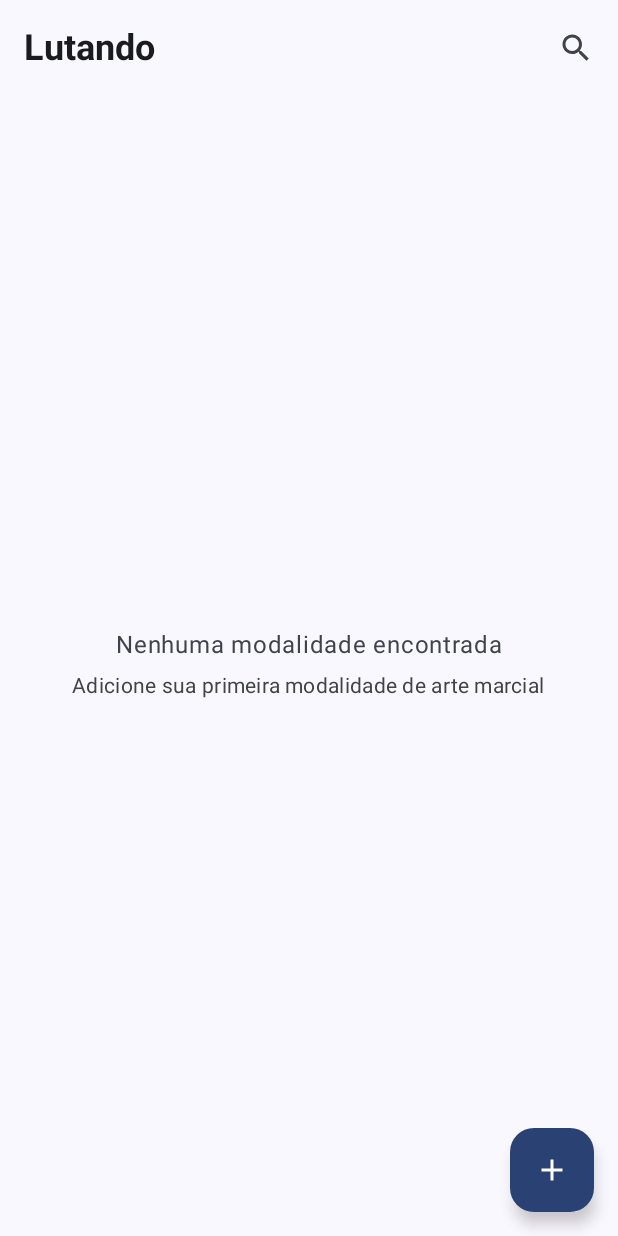
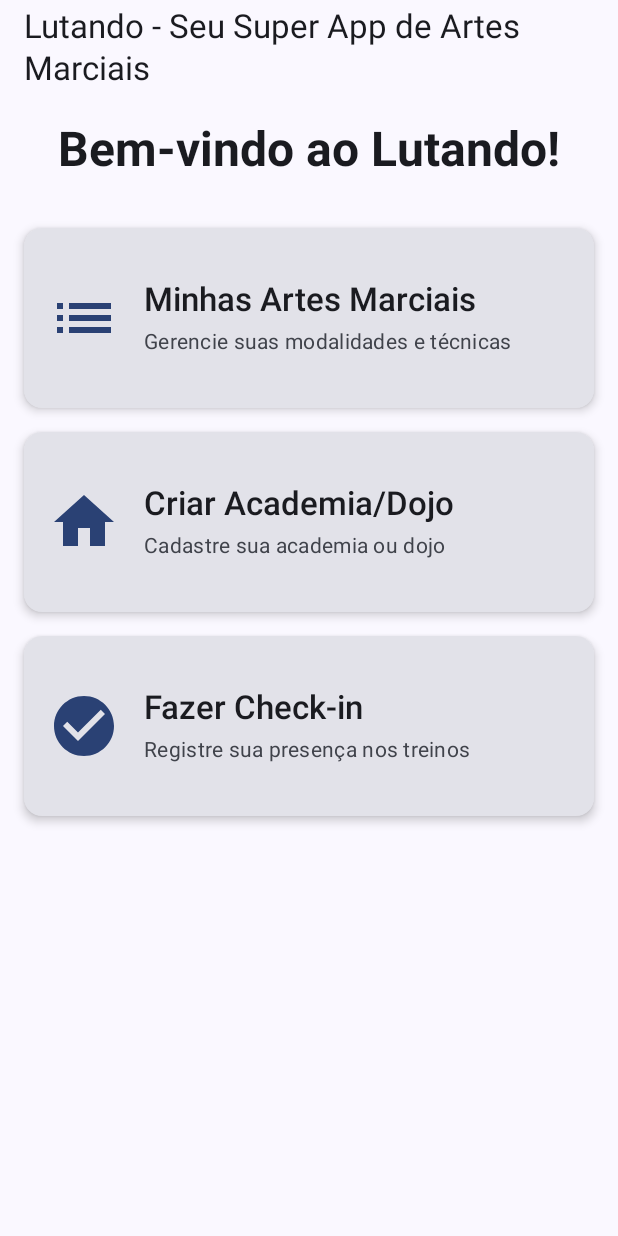
Before and after one commit to valdir-silva/Lutando, an Android app built with Jetpack Compose: the HomeScreen screen opened through its navigation route, on a phone screen of 412 x 824 dp. Run offline under Robolectric (Android 15) with nearby library versions, the phone set to English and light mode, and no system bars; our stand-ins replace Firebase (no records; nobody signed in at launch, a user with empty details on screens opened directly).

Commit message:
feat: Implementa tela inicial dashboard e refatora lista de artes marciais\n\n- Cria nova HomeScreen para dashboard com cards de ação.\n- Move e refatora antiga HomeScreen para MartialArtsListScreen.\n- Atualiza rotas de navegação (NavRoutes.kt) e navegação principal (LutandoNavigation.kt).\n- Integra busca de dados na MartialArtsListScreen usando MartialArtsListViewModel e Koin.\n- Corrige erros de compilação relacionados a importações e referências.

```diff
--- a/app/src/main/java/com/alunando/lutando/di/KoinModule.kt
+++ b/app/src/main/java/com/alunando/lutando/di/KoinModule.kt
@@ -33,6 +33,7 @@ import com.alunando.lutando.presentation.screens.martial_art_detail.MartialArtDe
 import com.alunando.lutando.presentation.screens.martial_art_form.MartialArtFormViewModel
 import com.alunando.lutando.presentation.screens.technique_detail.TechniqueDetailViewModel
 import com.alunando.lutando.presentation.screens.technique_form.TechniqueFormViewModel
+import com.alunando.lutando.presentation.screens.martial_arts_list.MartialArtsListViewModel
 import com.google.firebase.auth.FirebaseAuth
 import com.google.firebase.firestore.FirebaseFirestore
 import kotlinx.coroutines.CoroutineScope
@@ -87,6 +88,7 @@ val appModule = module {
     viewModel { TechniqueDetailViewModel(get(), get(), get(), get(), get(), get(), get(), get()) }
     viewModel { TechniqueFormViewModel(get(), get(), get(), get()) }
     viewModel { MartialArtFormViewModel(get()) }
+    viewModel { MartialArtsListViewModel(get()) }
 }
 
 /**
--- a/app/src/main/java/com/alunando/lutando/presentation/navigation/LutandoNavigation.kt
+++ b/app/src/main/java/com/alunando/lutando/presentation/navigation/LutandoNavigation.kt
@@ -5,8 +5,10 @@ import androidx.navigation.NavHostController
 import androidx.navigation.NavType
 import androidx.navigation.compose.NavHost
 import androidx.navigation.compose.composable
+import androidx.compose.material3.Text
 import androidx.navigation.navArgument
 import com.alunando.lutando.presentation.screens.home.HomeScreen
+import com.alunando.lutando.presentation.screens.martial_arts_list.MartialArtsListScreen
 import com.alunando.lutando.presentation.screens.martial_art_detail.MartialArtDetailScreen
 import com.alunando.lutando.presentation.screens.martial_art_form.MartialArtFormScreen
 import com.alunando.lutando.presentation.screens.technique_detail.TechniqueDetailScreen
@@ -25,9 +27,24 @@ fun LutandoNavigation(
         navController = navController,
         startDestination = startDestination
     ) {
-        // Tela inicial - Lista de modalidades
+        // Nova Tela Inicial (Dashboard)
         composable(NavRoutes.HOME) {
             HomeScreen(
+                onMartialArtsListClick = {
+                    navController.navigate(NavRoutes.MARTIAL_ARTS_LIST)
+                },
+                onCreateAcademyClick = {
+                    navController.navigate(NavRoutes.CREATE_ACADEMY)
+                },
+                onCheckInClick = {
+                    navController.navigate(NavRoutes.CHECK_IN)
+                }
+            )
+        }
+
+        // Tela de Listagem de Artes Marciais (antiga HOME)
+        composable(NavRoutes.MARTIAL_ARTS_LIST) {
+            MartialArtsListScreen(
                 onMartialArtClick = { martialArtId ->
                     navController.navigate(NavRoutes.martialArtDetail(martialArtId))
                 },
@@ -35,6 +52,18 @@ fun LutandoNavigation(
                     navController.navigate(NavRoutes.MARTIAL_ART_FORM)
                 }
             )
+        }
+
+        // Placeholder para Criar Academia/Dojo
+        composable(NavRoutes.CREATE_ACADEMY) {
+            // TODO: Implementar tela de criação de academia/dojo
+            Text("Tela de Criação de Academia/Dojo (Em Breve)")
+        }
+
+        // Placeholder para Fazer Check-in
+        composable(NavRoutes.CHECK_IN) {
+            // TODO: Implementar tela de check-in
+            Text("Tela de Check-in (Em Breve)")
         }
 
         // Tela de formulário de nova modalidade
--- a/app/src/main/java/com/alunando/lutando/presentation/navigation/NavRoutes.kt
+++ b/app/src/main/java/com/alunando/lutando/presentation/navigation/NavRoutes.kt
@@ -5,11 +5,14 @@ package com.alunando.lutando.presentation.navigation
  */
 object NavRoutes {
     const val HOME = "home"
+    const val MARTIAL_ARTS_LIST = "martial_arts_list"
     const val MARTIAL_ART_FORM = "martial_art_form"
     const val MARTIAL_ART_DETAIL = "martial_art_detail/{martialArtId}"
     const val TECHNIQUE_DETAIL = "technique_detail/{techniqueId}"
     const val TECHNIQUE_FORM = "technique_form/{martialArtId}"
     const val TECHNIQUE_EDIT = "technique_edit/{techniqueId}"
+    const val CREATE_ACADEMY = "create_academy"
+    const val CHECK_IN = "check_in"
 
     /**
      * Gera a rota para detalhes da modalidade de arte marcial
--- a/app/src/main/java/com/alunando/lutando/presentation/screens/home/HomeScreen.kt
+++ b/app/src/main/java/com/alunando/lutando/presentation/screens/home/HomeScreen.kt
@@ -1,149 +1,133 @@
 package com.alunando.lutando.presentation.screens.home
 
+import androidx.compose.foundation.clickable
 import androidx.compose.foundation.layout.Arrangement
-import androidx.compose.foundation.layout.Box
 import androidx.compose.foundation.layout.Column
-import androidx.compose.foundation.layout.PaddingValues
+import androidx.compose.foundation.layout.Row
 import androidx.compose.foundation.layout.Spacer
 import androidx.compose.foundation.layout.fillMaxSize
+import androidx.compose.foundation.layout.fillMaxWidth
 import androidx.compose.foundation.layout.height
 import androidx.compose.foundation.layout.padding
-import androidx.compose.foundation.lazy.LazyColumn
-import androidx.compose.foundation.lazy.items
+import androidx.compose.foundation.layout.size
+import androidx.compose.foundation.layout.width
+import androidx.compose.foundation.shape.RoundedCornerShape
 import androidx.compose.material.icons.Icons
 import androidx.compose.material.icons.filled.Add
-import androidx.compose.material.icons.filled.Search
-import androidx.compose.material3.CircularProgressIndicator
+import androidx.compose.material.icons.filled.CheckCircle
+import androidx.compose.material.icons.filled.Home
+import androidx.compose.material.icons.filled.List
+import androidx.compose.material3.Card
+import androidx.compose.material3.CardDefaults
 import androidx.compose.material3.ExperimentalMaterial3Api
-import androidx.compose.material3.FloatingActionButton
 import androidx.compose.material3.Icon
-import androidx.compose.material3.IconButton
 import androidx.compose.material3.MaterialTheme
 import androidx.compose.material3.Scaffold
 import androidx.compose.material3.Text
 import androidx.compose.material3.TopAppBar
 import androidx.compose.runtime.Composable
-import androidx.compose.runtime.collectAsState
-import androidx.compose.runtime.getValue
 import androidx.compose.ui.Alignment
 import androidx.compose.ui.Modifier
-import androidx.compose.ui.graphics.Color
 import androidx.compose.ui.text.font.FontWeight
-import androidx.compose.ui.tooling.preview.Preview
 import androidx.compose.ui.unit.dp
-import androidx.compose.ui.unit.sp
-import com.alunando.lutando.presentation.components.MartialArtCard
-import org.koin.androidx.compose.koinViewModel
 
-/**
- * Tela principal do aplicativo Lutando.
- */
 @OptIn(ExperimentalMaterial3Api::class)
 @Composable
 fun HomeScreen(
-    onMartialArtClick: (String) -> Unit,
-    onAddMartialArtClick: () -> Unit,
-    viewModel: HomeViewModel = koinViewModel()
+    onMartialArtsListClick: () -> Unit,
+    onCreateAcademyClick: () -> Unit,
+    onCheckInClick: () -> Unit
 ) {
-    val uiState by viewModel.uiState.collectAsState()
-
     Scaffold(
         topBar = {
             TopAppBar(
-                title = {
-                    Text(
-                        text = "Lutando",
-                        fontSize = 24.sp,
-                        fontWeight = FontWeight.Bold
-                    )
-                },
-                actions = {
-                    IconButton(onClick = { /* TODO: Implementar busca */ }) {
-                        Icon(
-                            imageVector = Icons.Default.Search,
-                            contentDescription = "Buscar"
-                        )
-                    }
-                }
+                title = { Text("Lutando - Seu Super App de Artes Marciais") }
             )
-        },
-        floatingActionButton = {
-            FloatingActionButton(
-                onClick = onAddMartialArtClick,
-                containerColor = MaterialTheme.colorScheme.primary
-            ) {
-                Icon(
-                    imageVector = Icons.Default.Add,
-                    contentDescription = "Adicionar modalidade",
-                    tint = Color.White
-                )
-            }
         }
     ) { paddingValues ->
-        Box(
+        Column(
             modifier = Modifier
                 .fillMaxSize()
                 .padding(paddingValues)
+                .padding(16.dp),
+            horizontalAlignment = Alignment.CenterHorizontally,
+            verticalArrangement = Arrangement.spacedBy(16.dp)
         ) {
-            when {
-                uiState.isLoading -> {
-                    CircularProgressIndicator(
-                        modifier = Modifier.align(Alignment.Center)
-                    )
-                }
+            Text(
+                text = "Bem-vindo ao Lutando!",
+                style = MaterialTheme.typography.headlineLarge,
+                fontWeight = FontWeight.Bold,
+                modifier = Modifier.padding(bottom = 16.dp)
+            )
 
-                uiState.martialArts.isEmpty() -> {
-                    EmptyState(
-                        modifier = Modifier.align(Alignment.Center)
-                    )
-                }
+            // Card para Minhas Artes Marciais
+            ActionCard(
+                title = "Minhas Artes Marciais",
+                description = "Gerencie suas modalidades e técnicas",
+                icon = Icons.Filled.List,
+                onClick = onMartialArtsListClick
+            )
 
-                else -> {
-                    LazyColumn(
-                        modifier = Modifier.fillMaxSize(),
-                        contentPadding = PaddingValues(16.dp),
-                        verticalArrangement = Arrangement.spacedBy(12.dp)
-                    ) {
-                        items(uiState.martialArts) { martialArt ->
-                            MartialArtCard(
-                                martialArt = martialArt,
-                                onClick = { onMartialArtClick(martialArt.id) }
-                            )
-                        }
-                    }
-                }
-            }
+            // Card para Criar Academia/Dojo
+            ActionCard(
+                title = "Criar Academia/Dojo",
+                description = "Cadastre sua academia ou dojo",
+                icon = Icons.Filled.Home,
+                onClick = onCreateAcademyClick
+            )
+
+            // Card para Fazer Check-in
+            ActionCard(
+                title = "Fazer Check-in",
+                description = "Registre sua presença nos treinos",
+                icon = Icons.Filled.CheckCircle,
+                onClick = onCheckInClick
+            )
         }
     }
 }
 
 @Composable
-private fun EmptyState(modifier: Modifier = Modifier) {
-    Column(
-        modifier = modifier,
-        horizontalAlignment = Alignment.CenterHorizontally
+fun ActionCard(
+    title: String,
+    description: String,
+    icon: androidx.compose.ui.graphics.vector.ImageVector,
+    onClick: () -> Unit
+) {
+    Card(
+        modifier = Modifier
+            .fillMaxWidth()
+            .height(120.dp)
+            .clickable(onClick = onClick),
+        shape = RoundedCornerShape(12.dp),
+        elevation = CardDefaults.cardElevation(defaultElevation = 4.dp)
     ) {
-        Text(
-            text = "Nenhuma modalidade encontrada",
-            style = MaterialTheme.typography.bodyLarge,
-            color = MaterialTheme.colorScheme.onSurfaceVariant
-        )
-        Spacer(modifier = Modifier.height(8.dp))
-        Text(
-            text = "Adicione sua primeira modalidade de arte marcial",
-            style = MaterialTheme.typography.bodyMedium,
-            color = MaterialTheme.colorScheme.onSurfaceVariant
-        )
+        Row(
+            modifier = Modifier
+                .fillMaxSize()
+                .padding(16.dp),
+            verticalAlignment = Alignment.CenterVertically,
+            horizontalArrangement = Arrangement.spacedBy(16.dp)
+        ) {
+            Icon(
+                imageVector = icon,
+                contentDescription = null,
+                modifier = Modifier.size(48.dp),
+                tint = MaterialTheme.colorScheme.primary
+            )
+            Column {
+                Text(
+                    text = title,
+                    style = MaterialTheme.typography.titleLarge,
+                    fontWeight = FontWeight.SemiBold
+                )
+                Spacer(modifier = Modifier.height(4.dp))
+                Text(
+                    text = description,
+                    style = MaterialTheme.typography.bodyMedium,
+                    color = MaterialTheme.colorScheme.onSurfaceVariant
+                )
+            }
+        }
     }
 }
-
-@Preview(showBackground = true)
-@Composable
-fun HomeScreenPreview() {
-    MaterialTheme {
-        HomeScreen(
-            onMartialArtClick = {},
-            onAddMartialArtClick = {}
-        )
-    }
-}
```
Also changed, not shown: app/src/main/java/com/alunando/lutando/presentation/screens/martial_arts_list/MartialArtsListScreen.kt (added, +75 -0 lines), app/src/main/java/com/alunando/lutando/presentation/screens/martial_arts_list/MartialArtsListViewModel.kt (added, +26 -0 lines).
